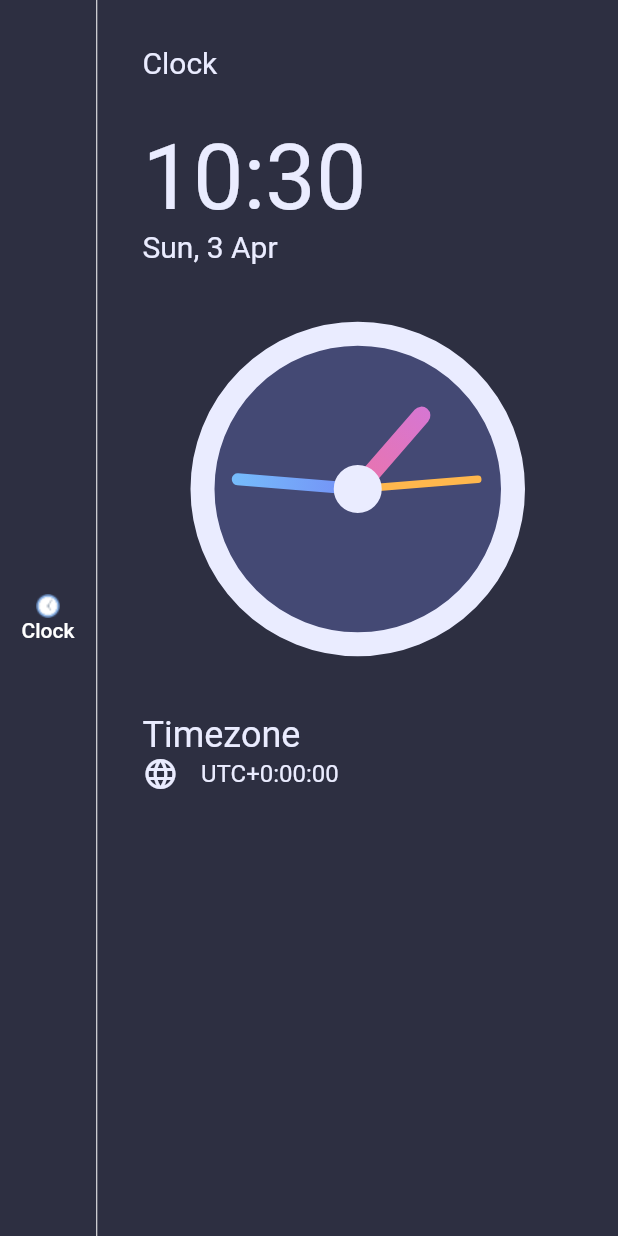
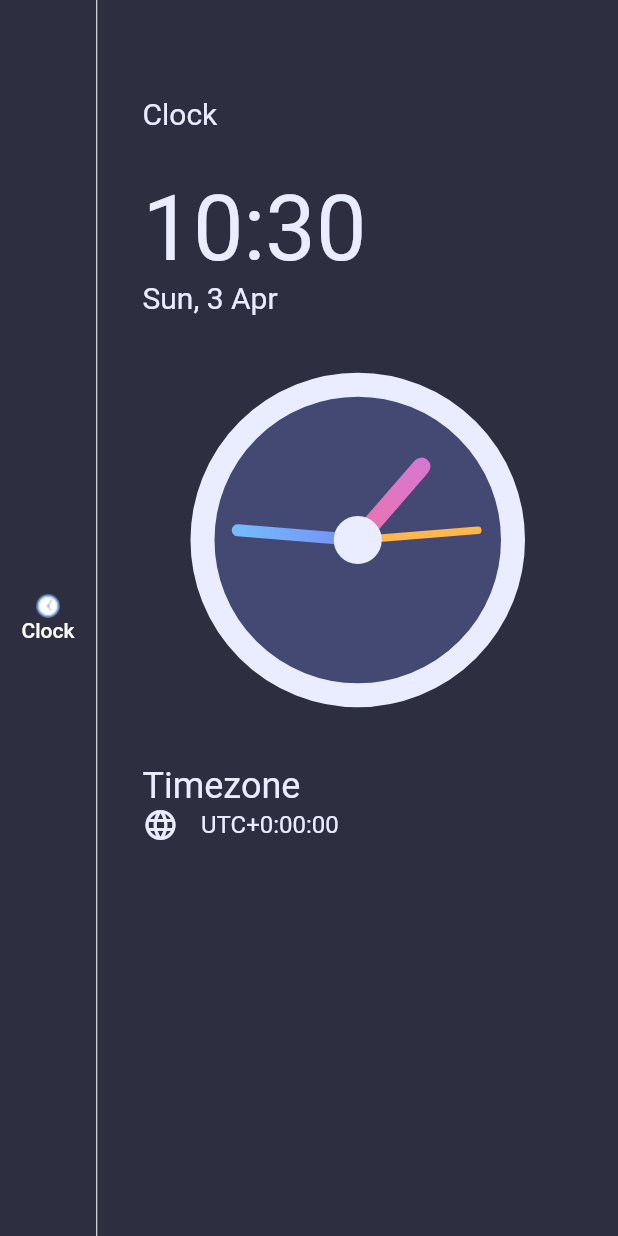
Before and after one commit to jeremyessien/clock_app, a Flutter app: the screen it shows after launch, on a phone screen of 412 x 824 dp. Run offline on Flutter 3.47's test engine with Material 2 defaults, Android fonts, the phone set to English and light mode, and no system bars.

Commit message:
Update homepage.dart

```diff
--- a/lib/homepage.dart
+++ b/lib/homepage.dart
@@ -42,7 +42,7 @@ class _HomePageState extends State<HomePage> {
           ),
           Expanded(
             child: Container(
-              padding: EdgeInsets.symmetric(horizontal: 30, vertical: 30),
+              padding: EdgeInsets.symmetric(horizontal: 30, vertical: 64),
               alignment: Alignment.center,
               child: Column(
                 crossAxisAlignment: CrossAxisAlignment.start,
```
